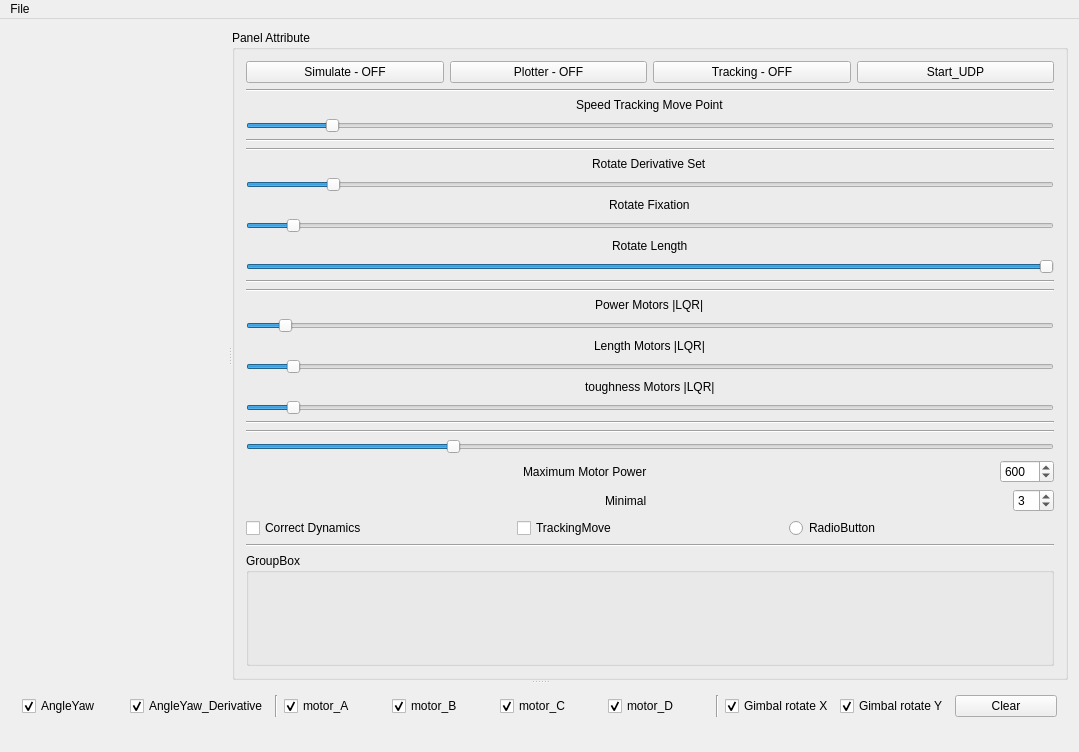
The window that mainwindow.ui (werasaimon/IEngine_Robotics) describes before a commit, drawn with Qt 5.
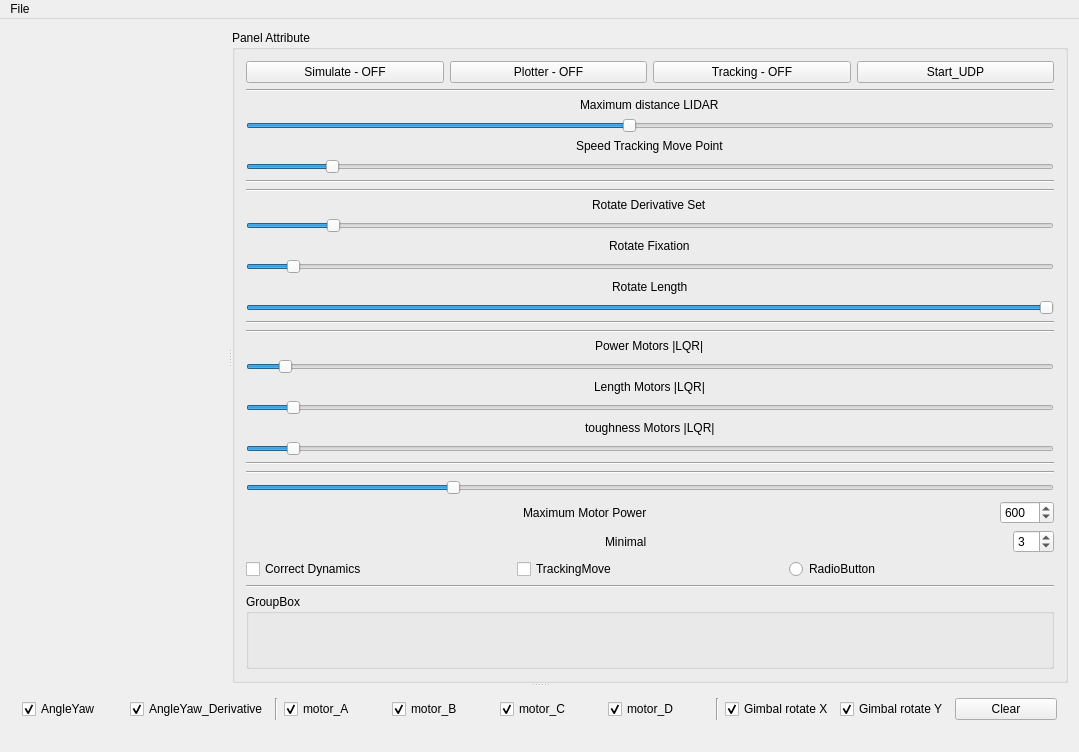
The same window after the commit. Custom widgets are drawn as their Qt base class.

Commit message: psevdo code : [LIDAR]

```diff
--- a/mainwindow.ui
+++ b/mainwindow.ui
@@ -71,6 +71,29 @@
              </property>
             </widget>
            </item>
+           <item alignment="Qt::AlignHCenter">
+            <widget class="QLabel" name="label_10">
+             <property name="text">
+              <string>Maximum distance LIDAR</string>
+             </property>
+            </widget>
+           </item>
+           <item>
+            <widget class="QSlider" name="horizontalSlider_MAX_DISTANCE_LIDAR">
+             <property name="minimum">
+              <number>5</number>
+             </property>
+             <property name="maximum">
+              <number>100</number>
+             </property>
+             <property name="value">
+              <number>50</number>
+             </property>
+             <property name="orientation">
+              <enum>Qt::Horizontal</enum>
+             </property>
+            </widget>
+           </item>
            <item alignment="Qt::AlignHCenter">
             <widget class="QLabel" name="label">
              <property name="text">
```
The commit also changes 37 other files.
